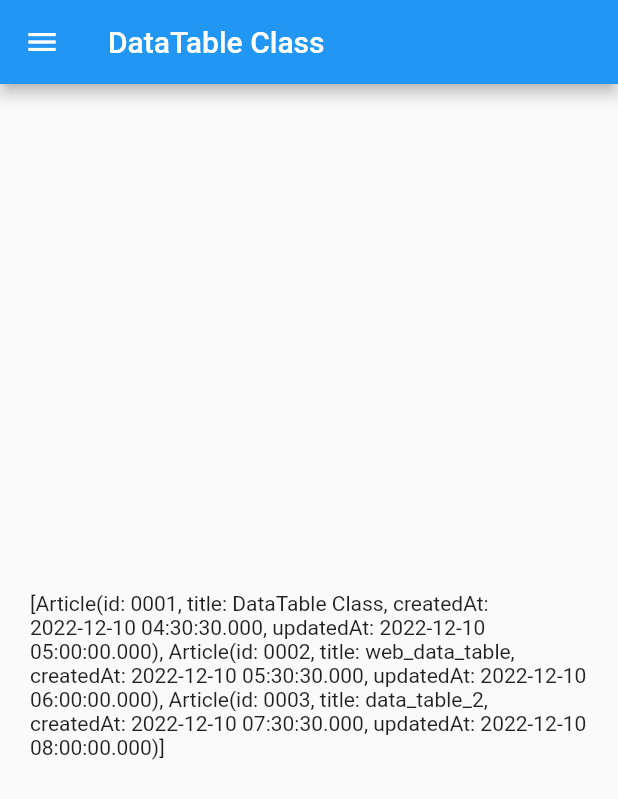
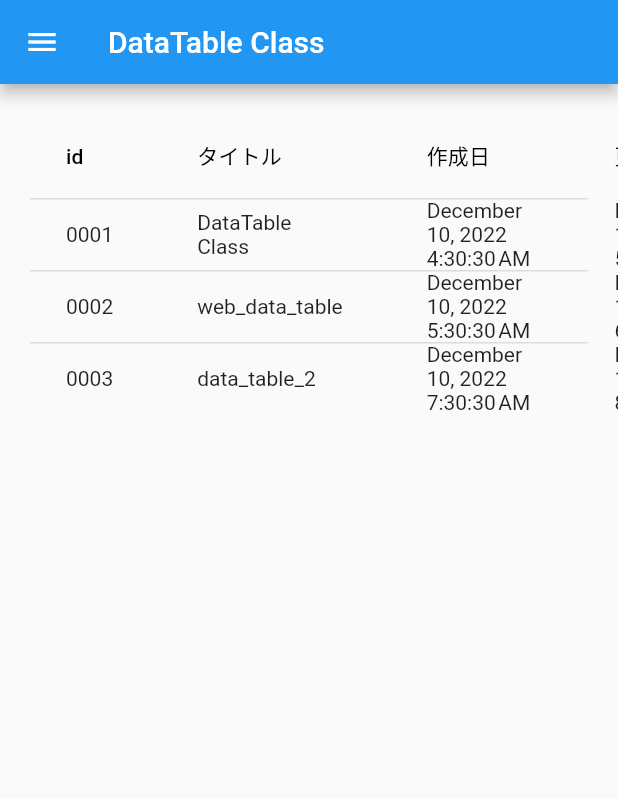
Before and after one commit to beeeyan/flutter_datatable, a Flutter app: the screen it shows after launch, on a phone screen of 412 x 824 dp. Shown: the top 799 px of the screen. Run offline on Flutter 3.47's test engine with Material 2 defaults, Android fonts, the phone set to English and light mode, and no system bars; our stand-ins replace freezed_annotation, hooks_riverpod.

Commit message:
datatable_sampleの表示

```diff
--- a/lib/domain/model/article/article.dart
+++ b/lib/domain/model/article/article.dart
@@ -11,13 +11,13 @@ class Article with _$Article {
     required String id,
 
     /// タイトル
-    String? title,
+    required String title,
 
     /// 作成日
-    @DatetimeConverter() DateTime? createdAt,
+    @DatetimeConverter() required DateTime createdAt,
 
     /// 更新日
-    @DatetimeConverter() DateTime? updatedAt,
+    @DatetimeConverter() required DateTime updatedAt,
   }) = _Article;
 
   factory Article.fromJson(Map<String, dynamic> json) =>
--- a/lib/route_generator.dart
+++ b/lib/route_generator.dart
@@ -1,5 +1,7 @@
 import 'package:flutter/material.dart';
+import 'package:flutter_datatable/sample/datatable_2_sample.dart';
 import 'package:flutter_datatable/sample/datatable_sample.dart';
+import 'package:flutter_datatable/sample/web_data_table_sample.dart';
 
 class RouteGenerator {
   static Route<dynamic> generateRote(RouteSettings settings) {
@@ -13,6 +15,16 @@ class RouteGenerator {
           builder: (_) => const DataTableSample(),
           settings: RouteSettings(name: settings.name),
         );
+      case DataTable2Sample.route:
+        return MaterialPageRoute<dynamic>(
+          builder: (_) => const DataTable2Sample(),
+          settings: RouteSettings(name: settings.name),
+        );
+      case WebDataTableSample.route:
+        return MaterialPageRoute<dynamic>(
+          builder: (_) => const WebDataTableSample(),
+          settings: RouteSettings(name: settings.name),
+        );
       default:
         return MaterialPageRoute<dynamic>(builder: (_) => const DataTableSample());
     }
--- a/lib/sample/datatable_sample.dart
+++ b/lib/sample/datatable_sample.dart
@@ -2,6 +2,7 @@ import 'package:flutter/material.dart';
 import 'package:flutter_datatable/controller/article_controller.dart';
 import 'package:flutter_datatable/widget/drawer_menu.dart';
 import 'package:hooks_riverpod/hooks_riverpod.dart';
+import 'package:intl/intl.dart';
 
 class DataTableSample extends ConsumerWidget {
   const DataTableSample({super.key});
@@ -30,10 +31,50 @@ class DataTableSample extends ConsumerWidget {
               left: 20,
               right: 20,
             ),
-            child: Center(
-              child: Text(
-                articleList.toString(),
-              ),
+            child: DataTable(
+              columns: const [
+                DataColumn(
+                  label: Text('id'),
+                ),
+                DataColumn(
+                  label: Text('タイトル'),
+                ),
+                DataColumn(
+                  label: Text('作成日'),
+                ),
+                DataColumn(
+                  label: Text('更新日'),
+                ),
+              ],
+              rows: articleList
+                  .map(
+                    (article) => DataRow(
+                      cells: <DataCell>[
+                        DataCell(
+                          Text(article.id),
+                        ),
+                        DataCell(
+                          Text(article.title),
+                        ),
+                        DataCell(
+                          Text(
+                            DateFormat.yMMMMd()
+                                .add_jms()
+                                .format(article.createdAt),
+                          ),
+                        ),
+                        DataCell(
+                          Text(
+                            DateFormat.yMMMMd()
+                                .add_jms()
+                                .format(article.updatedAt),
+                          ),
+
+                        ),
+                      ],
+                    ),
+                  )
+                  .toList(),
             ),
           );
         },
--- a/pubspec.yaml
+++ b/pubspec.yaml
@@ -17,6 +17,7 @@ dependencies:
     sdk: flutter
   freezed_annotation: ^2.2.0
   hooks_riverpod: ^2.1.1
+  intl: ^0.17.0
 
 dev_dependencies:
   build_runner: ^2.3.2
```
Also changed, not shown: lib/sample/datatable_2_sample.dart (added, +43 -0 lines), lib/sample/web_data_table_sample.dart (added, +43 -0 lines), lib/domain/model/article/article.freezed.dart, lib/domain/model/article/article.g.dart, pubspec.lock.
